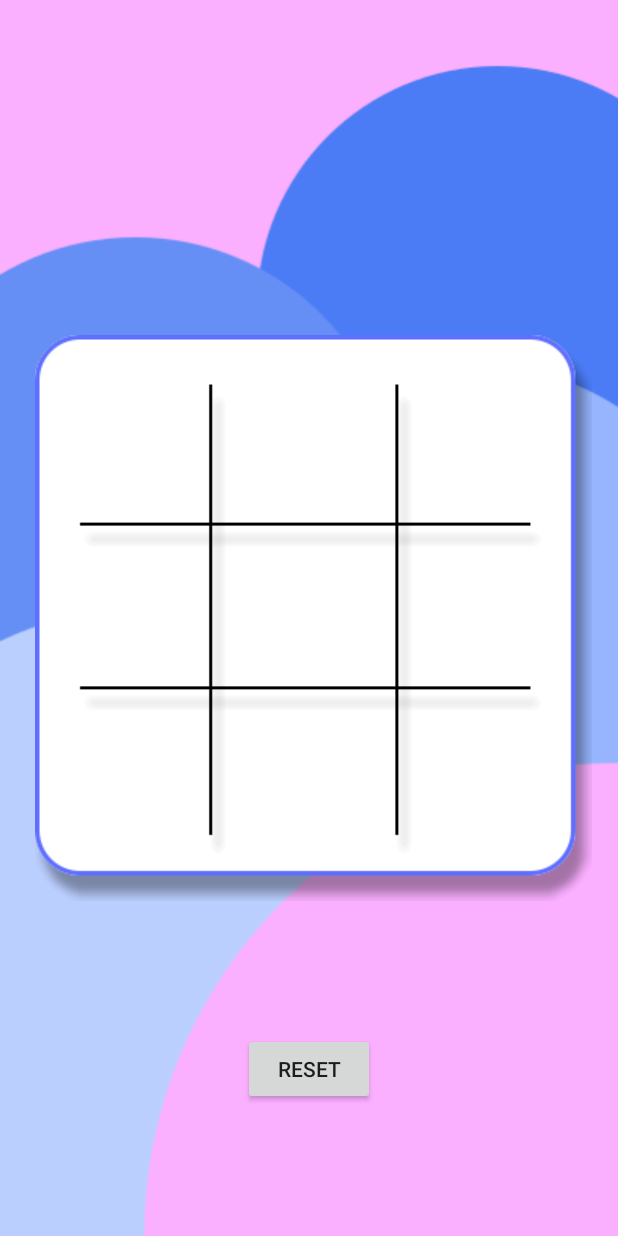
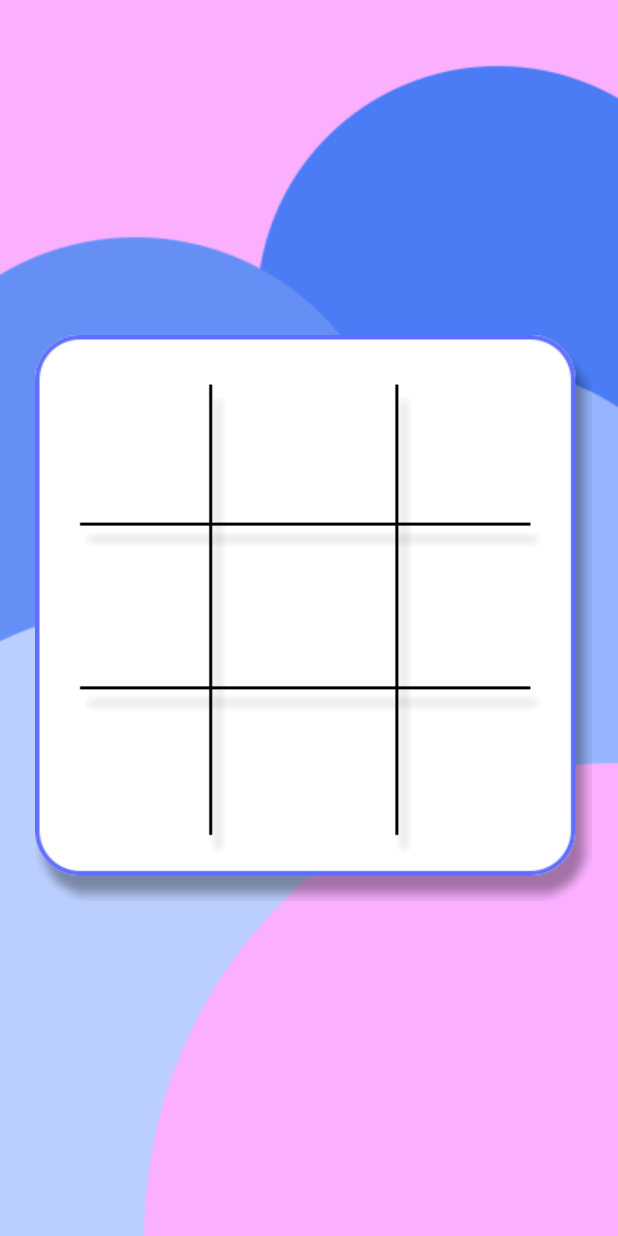
Before and after one commit to Kaskelensky/tictactoe, an Android app: the GamePlace screen opened directly, with no data from a screen before it, on a phone screen of 412 x 824 dp. Run offline under Robolectric (Android 15) with nearby library versions, the phone set to English and light mode, and no system bars; 9 statements that could not run were skipped.

```diff
--- a/app/src/main/res/layout/activity_game_place.xml
+++ b/app/src/main/res/layout/activity_game_place.xml
@@ -20,16 +20,17 @@
         app:srcCompat="@drawable/gametable" />
 
     <TableLayout
+        android:id="@+id/tableLayout"
         android:layout_width="375dp"
         android:layout_height="375dp"
+        android:layout_centerHorizontal="true"
+        android:columnCount="3"
+        android:rowCount="3"
         app:layout_constraintBottom_toBottomOf="@+id/gameplaceboard"
         app:layout_constraintEnd_toEndOf="@+id/gameplaceboard"
         app:layout_constraintStart_toStartOf="@+id/gameplaceboard"
         app:layout_constraintTop_toTopOf="@+id/gameplaceboard"
-        app:layout_constraintVertical_bias="1.0"
-        android:layout_centerHorizontal="true"
-        android:rowCount="3"
-        android:columnCount="3">
+        app:layout_constraintVertical_bias="1.0">
 
         <TableRow
             android:layout_width="wrap_content"
@@ -37,33 +38,33 @@
 
             <Button
                 android:id="@+id/b00"
+                style="@style/Widget.AppCompat.Button"
                 android:layout_width="102dp"
                 android:layout_height="102dp"
-                android:gravity="center"
                 android:layout_margin="8dp"
-                style="@style/Widget.AppCompat.Button"
+                android:textSize="56sp"
                 android:background="@android:color/transparent"
-                />
+                android:gravity="center" />
 
             <Button
                 android:id="@+id/b01"
+                style="@style/Widget.AppCompat.Button"
                 android:layout_width="102dp"
                 android:layout_height="102dp"
-                android:gravity="center"
                 android:layout_margin="8dp"
-                style="@style/Widget.AppCompat.Button"
+                android:textSize="56sp"
                 android:background="@android:color/transparent"
-                />
+                android:gravity="center" />
 
             <Button
                 android:id="@+id/b02"
+                style="@style/Widget.AppCompat.Button"
                 android:layout_width="102dp"
                 android:layout_height="102dp"
-                android:gravity="center"
                 android:layout_margin="8dp"
-                style="@style/Widget.AppCompat.Button"
+                android:textSize="56sp"
                 android:background="@android:color/transparent"
-                />
+                android:gravity="center" />
         </TableRow>
 
         <TableRow
@@ -72,33 +73,33 @@
 
             <Button
                 android:id="@+id/b10"
+                style="@style/Widget.AppCompat.Button"
                 android:layout_width="102dp"
                 android:layout_height="102dp"
-                android:gravity="center"
                 android:layout_margin="8dp"
-                style="@style/Widget.AppCompat.Button"
+                android:textSize="56sp"
                 android:background="@android:color/transparent"
-                />
+                android:gravity="center" />
 
             <Button
                 android:id="@+id/b11"
+                style="@style/Widget.AppCompat.Button"
                 android:layout_width="102dp"
                 android:layout_height="102dp"
-                android:gravity="center"
                 android:layout_margin="8dp"
-                style="@style/Widget.AppCompat.Button"
+                android:textSize="56sp"
                 android:background="@android:color/transparent"
-                />
+                android:gravity="center" />
 
             <Button
                 android:id="@+id/b12"
+                style="@style/Widget.AppCompat.Button"
                 android:layout_width="102dp"
                 android:layout_height="102dp"
-                android:gravity="center"
                 android:layout_margin="8dp"
-                style="@style/Widget.AppCompat.Button"
+                android:textSize="56sp"
                 android:background="@android:color/transparent"
-                />
+                android:gravity="center" />
         </TableRow>
 
         <TableRow
@@ -107,46 +108,36 @@
 
             <Button
                 android:id="@+id/b20"
+                style="@style/Widget.AppCompat.Button"
                 android:layout_width="102dp"
                 android:layout_height="102dp"
-                android:gravity="center"
                 android:layout_margin="8dp"
-                style="@style/Widget.AppCompat.Button"
+                android:textSize="56sp"
                 android:background="@android:color/transparent"
-                />
+                android:gravity="center" />
 
             <Button
                 android:id="@+id/b21"
+                style="@style/Widget.AppCompat.Button"
                 android:layout_width="102dp"
                 android:layout_height="102dp"
-                android:gravity="center"
                 android:layout_margin="8dp"
-                style="@style/Widget.AppCompat.Button"
+                android:textSize="56sp"
                 android:background="@android:color/transparent"
-                />
+                android:gravity="center" />
 
             <Button
                 android:id="@+id/b22"
+                style="@style/Widget.AppCompat.Button"
                 android:layout_width="102dp"
                 android:layout_height="102dp"
-                android:gravity="center"
                 android:layout_margin="8dp"
-                style="@style/Widget.AppCompat.Button"
+                android:textSize="56sp"
                 android:background="@android:color/transparent"
-                />
+                android:gravity="center" />
         </TableRow>
 
     </TableLayout>
 
-    <Button
-        android:id="@+id/resetBtn"
-        android:layout_width="wrap_content"
-        android:layout_height="wrap_content"
-        android:text="@string/reset"
-        app:layout_constraintBottom_toBottomOf="parent"
-        app:layout_constraintEnd_toEndOf="parent"
-        app:layout_constraintStart_toStartOf="parent"
-        app:layout_constraintTop_toBottomOf="@+id/gameplaceboard" />
-
 
 </androidx.constraintlayout.widget.ConstraintLayout>
```
Also changed, not shown: app/src/main/java/com/kaskelensky/tictactoe/GamePlace.kt (+109 -1 lines).
